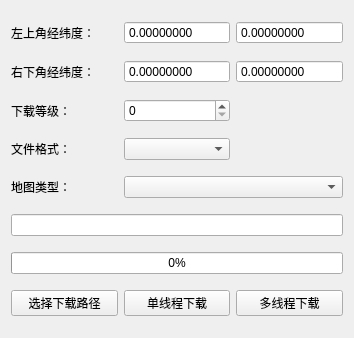
The window that MapExamples/MapDownload/widget.ui (mahuifa/QMDemo) describes before a commit, drawn with Qt 5.
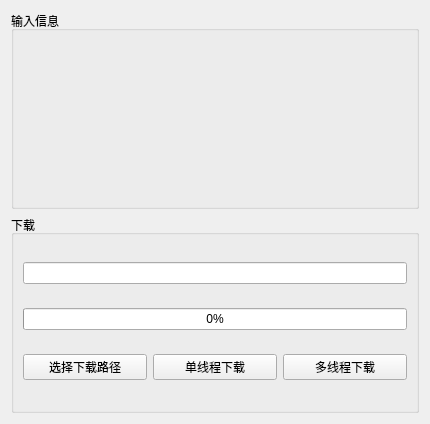
The same window after the commit. Custom widgets are drawn as their Qt base class.

Commit message: refactor：将地图输入信息部分功能放到一个单独类中，便于扩展其它地图源

The edit to the form file:
```diff
--- a/MapExamples/MapDownload/widget.ui
+++ b/MapExamples/MapDownload/widget.ui
@@ -6,55 +6,62 @@
    <rect>
     <x>0</x>
     <y>0</y>
-    <width>354</width>
-    <height>338</height>
+    <width>430</width>
+    <height>424</height>
    </rect>
   </property>
   <property name="windowTitle">
    <string>Widget</string>
   </property>
+  <layout class="QGridLayout" name="gridLayout_2">
+   <item row="0" column="0">
+    <widget class="QGroupBox" name="groupBox_2">
+     <property name="title">
+      <string>输入信息</string>
+     </property>
+     <layout class="QGridLayout" name="gridLayout_3">
+      <property name="leftMargin">
+       <number>0</number>
+      </property>
+      <property name="topMargin">
+       <number>0</number>
+      </property>
+      <property name="rightMargin">
+       <number>0</number>
+      </property>
+      <property name="bottomMargin">
+       <number>0</number>
+      </property>
+      <item row="0" column="0">
+       <widget class="MapInput" name="mapInput" native="true"/>
+      </item>
+     </layout>
+    </widget>
+   </item>
+   <item row="1" column="0">
+    <widget class="QGroupBox" name="groupBox">
+     <property name="title">
+      <string>下载</string>
+     </property>
   <layout class="QGridLayout" name="gridLayout">
-   <item row="6" column="0">
-    <widget class="QLabel" name="label_4">
-     <property name="text">
-      <string>地图类型：</string>
-     </property>
-    </widget>
-   </item>
-   <item row="10" column="0">
+      <item row="2" column="0">
     <widget class="QPushButton" name="but_savePath">
      <property name="text">
       <string>选择下载路径</string>
      </property>
     </widget>
    </item>
-   <item row="3" column="0">
-    <widget class="QLabel" name="label_2">
-     <property name="text">
-      <string>右下角经纬度：</string>
-     </property>
-    </widget>
-   </item>
    <item row="2" column="1">
-    <widget class="QDoubleSpinBox" name="dspin_LTLon">
-     <property name="buttonSymbols">
-      <enum>QAbstractSpinBox::NoButtons</enum>
-     </property>
-     <property name="decimals">
-      <number>8</number>
-     </property>
-     <property name="minimum">
-      <double>-180.000000000000000</double>
-     </property>
-     <property name="maximum">
-      <double>180.000000000000000</double>
-     </property>
-     <property name="singleStep">
-      <double>0.001000000000000</double>
+       <widget class="QPushButton" name="but_thread">
+        <property name="text">
+         <string>单线程下载</string>
+        </property>
+        <property name="checkable">
+         <bool>true</bool>
      </property>
     </widget>
    </item>
-   <item row="10" column="2">
+      <item row="2" column="2">
     <widget class="QPushButton" name="but_threads">
      <property name="text">
       <string>多线程下载</string>
@@ -64,122 +71,29 @@
      </property>
     </widget>
    </item>
-   <item row="9" column="0" colspan="3">
+      <item row="1" column="0" colspan="3">
     <widget class="QProgressBar" name="progressBar">
      <property name="value">
       <number>0</number>
      </property>
     </widget>
    </item>
-   <item row="10" column="1">
-    <widget class="QPushButton" name="but_thread">
-     <property name="text">
-      <string>单线程下载</string>
-     </property>
-     <property name="checkable">
-      <bool>true</bool>
-     </property>
-    </widget>
-   </item>
-   <item row="2" column="2">
-    <widget class="QDoubleSpinBox" name="dspin_LTLat">
-     <property name="buttonSymbols">
-      <enum>QAbstractSpinBox::NoButtons</enum>
-     </property>
-     <property name="decimals">
-      <number>8</number>
-     </property>
-     <property name="minimum">
-      <double>-90.000000000000000</double>
-     </property>
-     <property name="maximum">
-      <double>90.000000000000000</double>
-     </property>
-     <property name="singleStep">
-      <double>0.001000000000000</double>
-     </property>
-    </widget>
-   </item>
-   <item row="8" column="0" colspan="3">
+      <item row="0" column="0" colspan="3">
     <widget class="QLineEdit" name="line_savePath"/>
    </item>
-   <item row="4" column="0">
-    <widget class="QLabel" name="label_3">
-     <property name="text">
-      <string>下载等级：</string>
-     </property>
+     </layout>
     </widget>
    </item>
-   <item row="3" column="1">
-    <widget class="QDoubleSpinBox" name="dspin_RDLon">
-     <property name="buttonSymbols">
-      <enum>QAbstractSpinBox::NoButtons</enum>
-     </property>
-     <property name="decimals">
-      <number>8</number>
-     </property>
-     <property name="minimum">
-      <double>-180.000000000000000</double>
-     </property>
-     <property name="maximum">
-      <double>180.000000000000000</double>
-     </property>
-     <property name="singleStep">
-      <double>0.001000000000000</double>
-     </property>
-    </widget>
-   </item>
-   <item row="6" column="1" colspan="2">
-    <widget class="QComboBox" name="com_type"/>
-   </item>
-   <item row="3" column="2">
-    <widget class="QDoubleSpinBox" name="dspin_RDLat">
-     <property name="buttonSymbols">
-      <enum>QAbstractSpinBox::NoButtons</enum>
-     </property>
-     <property name="decimals">
-      <number>8</number>
-     </property>
-     <property name="minimum">
-      <double>-90.000000000000000</double>
-     </property>
-     <property name="maximum">
-      <double>90.000000000000000</double>
-     </property>
-     <property name="singleStep">
-      <double>0.001000000000000</double>
-     </property>
-    </widget>
-   </item>
-   <item row="4" column="1">
-    <widget class="QSpinBox" name="spin_z">
-     <property name="buttonSymbols">
-      <enum>QAbstractSpinBox::UpDownArrows</enum>
-     </property>
-     <property name="maximum">
-      <number>23</number>
-     </property>
-    </widget>
-   </item>
-   <item row="2" column="0">
-    <widget class="QLabel" name="label">
-     <property name="text">
-      <string>左上角经纬度：</string>
-     </property>
-    </widget>
-   </item>
-   <item row="5" column="1">
-    <widget class="QComboBox" name="com_format"/>
-   </item>
-   <item row="5" column="0">
-    <widget class="QLabel" name="label_5">
-     <property name="text">
-      <string>文件格式：</string>
-     </property>
-    </widget>
-   </item>
   </layout>
  </widget>
+ <customwidgets>
+  <customwidget>
+   <class>MapInput</class>
+   <extends>QWidget</extends>
+   <header>mapinput.h</header>
+   <container>1</container>
+  </customwidget>
+ </customwidgets>
  <resources/>
  <connections/>
 </ui>
```
Lines whose indentation alone changed are shown as unchanged. The commit also changes 9 other files.
